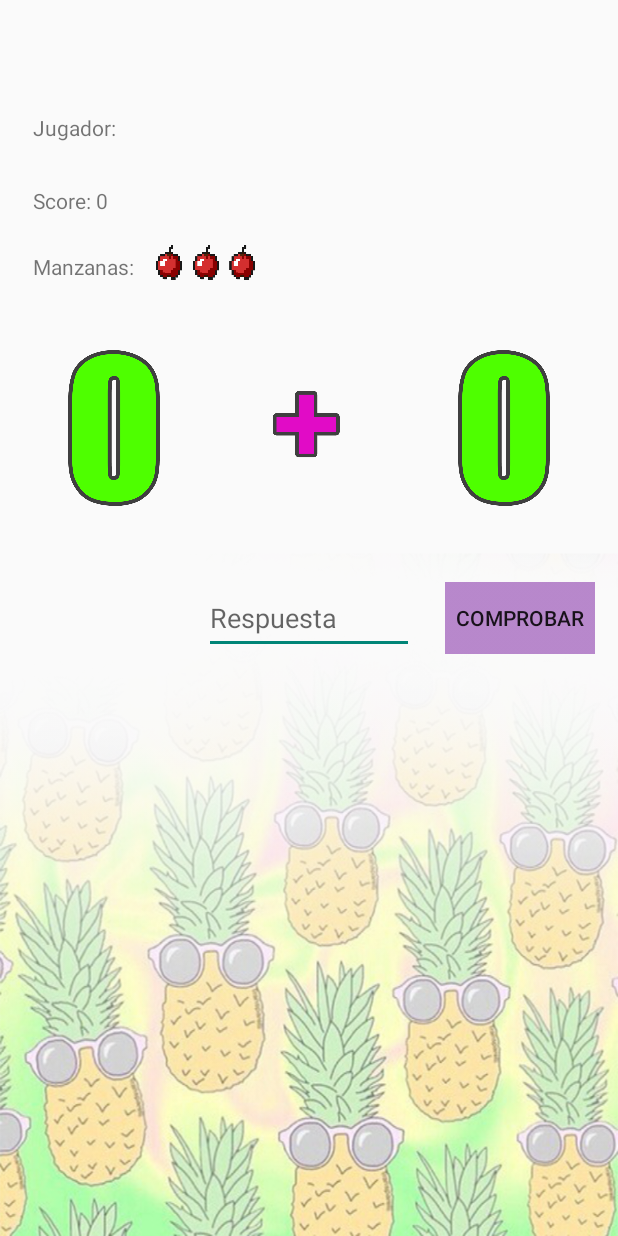
After one commit to kevinjoel102000/JuegoMoviles, an Android app: the MainActivity2_Nivel1 screen opened directly, with no data from a screen before it, on a phone screen of 412 x 824 dp. The commit adds this screen. Run offline under Robolectric (Android 15) with nearby library versions, the phone set to English and light mode, and no system bars.

Commit message:
SSegundo avance

```diff
--- a/app/src/main/AndroidManifest.xml
+++ b/app/src/main/AndroidManifest.xml
@@ -12,6 +12,9 @@
         android:theme="@style/Theme.AppCompat.Light.NoActionBar"
         tools:targetApi="31">
         <activity
+            android:name=".MainActivity2_Nivel1"
+            android:exported="false" />
+        <activity
             android:name=".MainActivity"
             android:exported="true">
             <intent-filter>
--- a/app/src/main/java/com/example/juegojava/AdminSQLiteOpenHelper.java
+++ b/app/src/main/java/com/example/juegojava/AdminSQLiteOpenHelper.java
@@ -17,7 +17,7 @@ public class AdminSQLiteOpenHelper extends SQLiteOpenHelper {
     }
 
     @Override
-    public void onUpgrade(SQLiteDatabase sqLiteDatabase, int i, int i1) {
+    public void onUpgrade(SQLiteDatabase bd, int i, int i1) {
 
     }
 }
--- a/app/src/main/java/com/example/juegojava/MainActivity.java
+++ b/app/src/main/java/com/example/juegojava/MainActivity.java
@@ -3,12 +3,18 @@ package com.example.juegojava;
 import androidx.appcompat.app.AppCompatActivity;
 
 import android.annotation.SuppressLint;
+import android.content.Intent;
+import android.database.Cursor;
+import android.database.sqlite.SQLiteDatabase;
 import android.media.MediaPlayer;
 import android.os.Bundle;
+import android.view.View;
+import android.view.inputmethod.InputMethodManager;
 import android.widget.Button;
 import android.widget.EditText;
 import android.widget.ImageView;
 import android.widget.TextView;
+import android.widget.Toast;
 
 public class MainActivity extends AppCompatActivity {
 
@@ -38,6 +44,24 @@ public class MainActivity extends AppCompatActivity {
        score = findViewById(R.id.txt_highScore);
        btnPlay = findViewById(R.id.btnJugar);
 
+       //conexion a BD
+       AdminSQLiteOpenHelper admin = new AdminSQLiteOpenHelper(this,"BD",null,1);
+       SQLiteDatabase BD = admin.getWritableDatabase();
+
+       Cursor consulta = BD.rawQuery(
+               "select * from puntaje where score = (select max(score) from puntaje)",null
+       );
+
+       // asigna el mejor puntaje
+       if(consulta.moveToFirst()){
+           String tempNombre = consulta.getString(0);
+           String tempScore = consulta.getString(1);
+
+           score.setText("Record actual: " + tempScore + " de " + tempNombre);
+           BD.close();
+       }
+
+       // Icono aleatorio al arrancar
         int id;
 
         switch (numAleatorio){
@@ -75,5 +99,30 @@ public class MainActivity extends AppCompatActivity {
 
 
 
+
+    }
+
+    public void jugar(View view){
+        String nombre = txtNombre.getText().toString();
+
+        if(!nombre.equals("")){
+            mp.stop();
+            mp.release();
+
+            Intent intent = new Intent(this,MainActivity2_Nivel1.class);
+            intent.putExtra("Jugador", nombre);
+            startActivity(intent);
+            finish();
+        }else{
+            Toast.makeText(this,"Ingrese el nombre",Toast.LENGTH_SHORT).show();
+            txtNombre.requestFocus();
+            InputMethodManager imm = (InputMethodManager) getSystemService(this.INPUT_METHOD_SERVICE);
+            imm.showSoftInput(txtNombre,InputMethodManager.SHOW_IMPLICIT);
+        }
+    }
+
+    @Override
+    public void onBackPressed(){
+
     }
 }
--- /dev/null
+++ b/app/src/main/java/com/example/juegojava/MainActivity2_Nivel1.java
@@ -0,0 +1,14 @@
+package com.example.juegojava;
+
+import androidx.appcompat.app.AppCompatActivity;
+
+import android.os.Bundle;
+
+public class MainActivity2_Nivel1 extends AppCompatActivity {
+
+    @Override
+    protected void onCreate(Bundle savedInstanceState) {
+        super.onCreate(savedInstanceState);
+        setContentView(R.layout.activity_main_activity2_nivel1);
+    }
+}
--- a/app/src/main/res/layout/activity_main.xml
+++ b/app/src/main/res/layout/activity_main.xml
@@ -12,6 +12,7 @@
         android:layout_width="300dp"
         android:layout_height="50dp"
         android:background="@drawable/fondoboton"
+        android:onClick="jugar"
         android:text="@string/btn_texto"
         android:textSize="24sp"
         app:layout_constraintBottom_toBottomOf="parent"
--- /dev/null
+++ b/app/src/main/res/layout/activity_main_activity2_nivel1.xml
@@ -0,0 +1,127 @@
+<?xml version="1.0" encoding="utf-8"?>
+<androidx.constraintlayout.widget.ConstraintLayout xmlns:android="http://schemas.android.com/apk/res/android"
+    xmlns:app="http://schemas.android.com/apk/res-auto"
+    xmlns:tools="http://schemas.android.com/tools"
+    android:layout_width="match_parent"
+    android:layout_height="match_parent"
+    android:background="@drawable/wallpaperprincipal"
+    tools:context=".MainActivity2_Nivel1">
+
+    <TextView
+        android:id="@+id/txt_Score"
+        android:layout_width="wrap_content"
+        android:layout_height="wrap_content"
+        android:contentDescription="@string/app_name"
+        android:text="@string/totalScore"
+        app:layout_constraintBottom_toBottomOf="parent"
+        app:layout_constraintEnd_toEndOf="parent"
+        app:layout_constraintHorizontal_bias="0.061"
+        app:layout_constraintStart_toStartOf="parent"
+        app:layout_constraintTop_toTopOf="parent"
+        app:layout_constraintVertical_bias="0.154" />
+
+    <TextView
+        android:id="@+id/txt_Manzanas"
+        android:layout_width="wrap_content"
+        android:layout_height="wrap_content"
+        android:text="@string/etVidas"
+        app:layout_constraintBottom_toBottomOf="parent"
+        app:layout_constraintEnd_toEndOf="parent"
+        app:layout_constraintHorizontal_bias="0.064"
+        app:layout_constraintStart_toStartOf="parent"
+        app:layout_constraintTop_toTopOf="parent"
+        app:layout_constraintVertical_bias="0.209" />
+
+    <TextView
+        android:id="@+id/txt_Nombre"
+        android:layout_width="wrap_content"
+        android:layout_height="wrap_content"
+        android:text="@string/jugadorNombre"
+        app:layout_constraintBottom_toBottomOf="parent"
+        app:layout_constraintEnd_toEndOf="parent"
+        app:layout_constraintHorizontal_bias="0.061"
+        app:layout_constraintStart_toStartOf="parent"
+        app:layout_constraintTop_toTopOf="parent"
+        app:layout_constraintVertical_bias="0.094" />
+
+    <ImageView
+        android:id="@+id/imageView_Manzanas"
+        android:layout_width="80dp"
+        android:layout_height="25dp"
+        android:contentDescription="@string/app_name"
+        app:layout_constraintBottom_toBottomOf="parent"
+        app:layout_constraintEnd_toEndOf="parent"
+        app:layout_constraintHorizontal_bias="0.293"
+        app:layout_constraintStart_toStartOf="parent"
+        app:layout_constraintTop_toTopOf="parent"
+        app:layout_constraintVertical_bias="0.202"
+        app:srcCompat="@drawable/tresvidas"
+        tools:ignore="ContentDescription" />
+
+    <ImageView
+        android:id="@+id/imageView_Signo"
+        android:layout_width="120dp"
+        android:layout_height="120dp"
+        app:layout_constraintBottom_toBottomOf="parent"
+        app:layout_constraintEnd_toEndOf="parent"
+        app:layout_constraintHorizontal_bias="0.498"
+        app:layout_constraintStart_toStartOf="parent"
+        app:layout_constraintTop_toTopOf="parent"
+        app:layout_constraintVertical_bias="0.319"
+        app:srcCompat="@drawable/adicion"
+        tools:ignore="ContentDescription" />
+
+    <ImageView
+        android:id="@+id/imageView_NumeroUno"
+        android:layout_width="120dp"
+        android:layout_height="120dp"
+        app:layout_constraintBottom_toBottomOf="parent"
+        app:layout_constraintEnd_toEndOf="parent"
+        app:layout_constraintHorizontal_bias="0.054"
+        app:layout_constraintStart_toStartOf="parent"
+        app:layout_constraintTop_toTopOf="parent"
+        app:layout_constraintVertical_bias="0.319"
+        app:srcCompat="@drawable/cero"
+        tools:ignore="ContentDescription" />
+
+    <ImageView
+        android:id="@+id/imageView_NumeroDos"
+        android:layout_width="120dp"
+        android:layout_height="120dp"
+        app:layout_constraintBottom_toBottomOf="parent"
+        app:layout_constraintEnd_toEndOf="parent"
+        app:layout_constraintHorizontal_bias="0.945"
+        app:layout_constraintStart_toStartOf="parent"
+        app:layout_constraintTop_toTopOf="parent"
+        app:layout_constraintVertical_bias="0.319"
+        app:srcCompat="@drawable/cero"
+        tools:ignore="ContentDescription" />
+
+    <EditText
+        android:id="@+id/et_Resultado"
+        android:layout_width="140dp"
+        android:layout_height="48dp"
+        android:ems="10"
+        android:hint="@string/etRespuesta"
+        android:inputType="number"
+        android:textColor="@color/black"
+        app:layout_constraintBottom_toBottomOf="parent"
+        app:layout_constraintEnd_toEndOf="parent"
+        app:layout_constraintStart_toStartOf="parent"
+        app:layout_constraintTop_toTopOf="parent"
+        tools:ignore="Autofill" />
+
+    <Button
+        android:id="@+id/btn_Comprobar"
+        android:layout_width="100dp"
+        android:layout_height="48dp"
+        android:background="@drawable/fondoboton"
+        android:text="@string/botonSumar"
+        app:layout_constraintBottom_toBottomOf="parent"
+        app:layout_constraintEnd_toEndOf="parent"
+        app:layout_constraintHorizontal_bias="0.95"
+        app:layout_constraintStart_toStartOf="parent"
+        app:layout_constraintTop_toTopOf="parent"
+        tools:ignore="TextSizeCheck" />
+
+</androidx.constraintlayout.widget.ConstraintLayout>
--- a/app/src/main/res/values/strings.xml
+++ b/app/src/main/res/values/strings.xml
@@ -3,4 +3,11 @@
     <string name="personaje">personaje</string>
     <string name="et_nombre">Como te llamas?</string>
     <string name="btn_texto">JUGAR</string>
+
+    // nivel 1
+    <string name="etVidas">Manzanas:</string>
+    <string name="jugadorNombre">Jugador:</string>
+    <string name="totalScore">Score: 0</string>
+    <string name="botonSumar">Comprobar</string>
+    <string name="etRespuesta">Respuesta</string>
 </resources>
```
